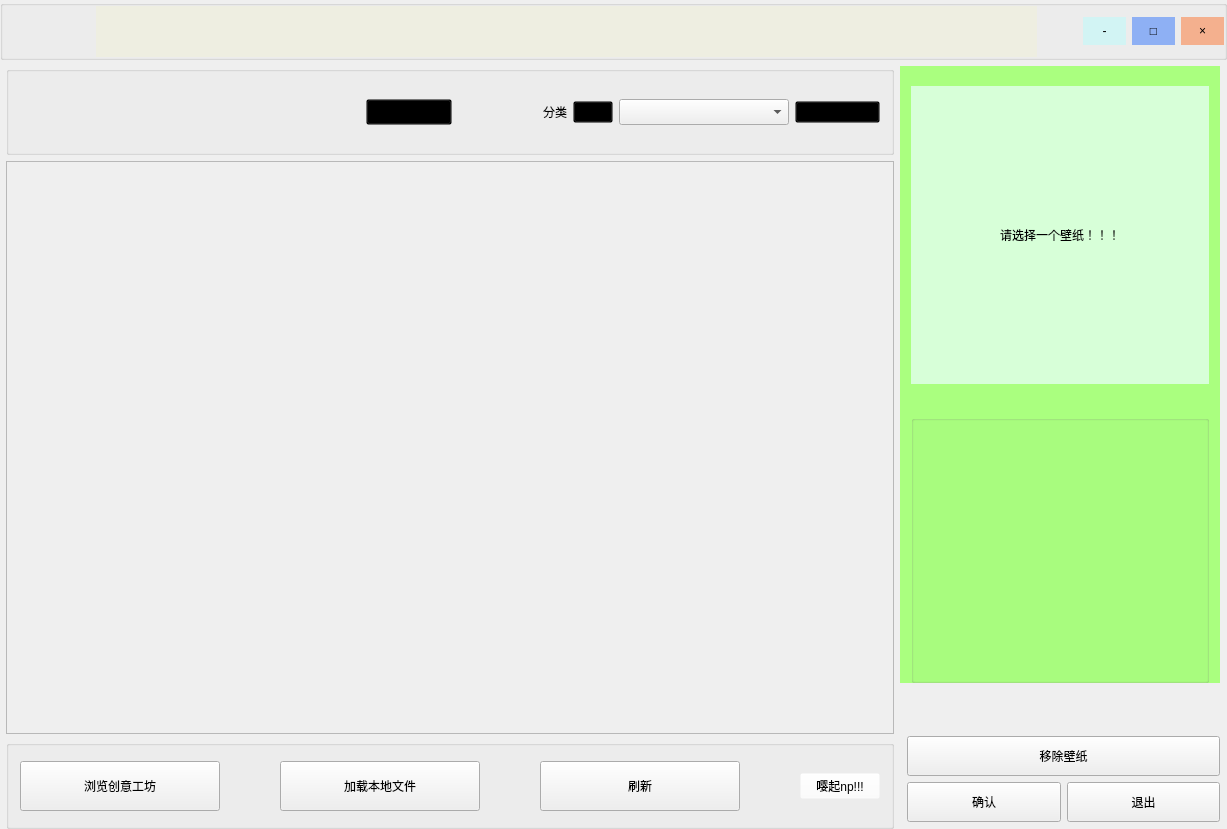
Above: src/Qt-MyRedCar/ui/qtmyredcar.ui from mqxxc/Qt-MyRedCar before the change. Below: the same form after it.
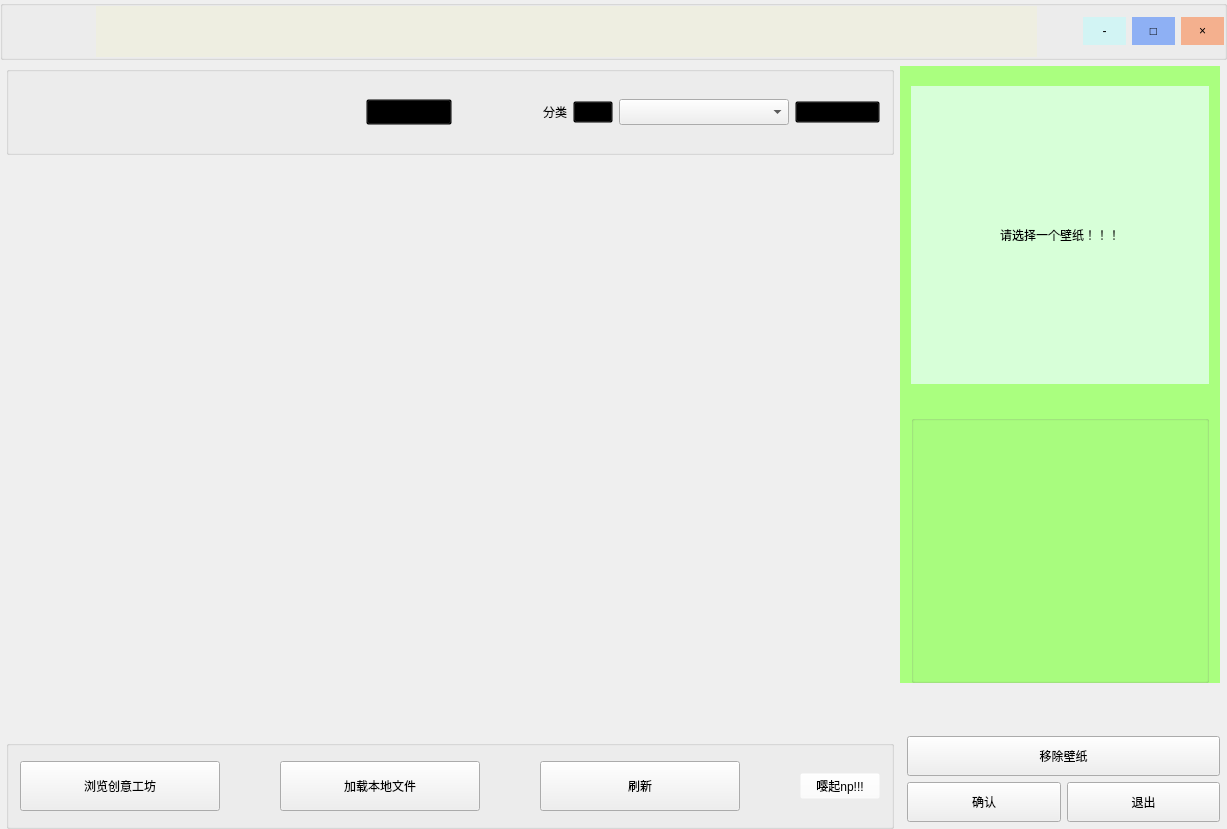
That is the form after the change. Icons and pictures are not drawn. Custom widgets are drawn as their Qt base class.

Diff of the .ui file:
```diff
--- a/src/Qt-MyRedCar/ui/qtmyredcar.ui
+++ b/src/Qt-MyRedCar/ui/qtmyredcar.ui
@@ -203,6 +203,9 @@
         <layout class="QGridLayout" name="middle">
          <item row="0" column="0">
           <widget class="QScrollArea" name="scrollArea">
+           <property name="styleSheet">
+            <string notr="true">border:none</string>
+           </property>
            <property name="verticalScrollBarPolicy">
             <enum>Qt::ScrollBarAsNeeded</enum>
            </property>
@@ -217,10 +220,13 @@
              <rect>
               <x>0</x>
               <y>0</y>
-              <width>877</width>
-              <height>562</height>
+              <width>879</width>
+              <height>564</height>
              </rect>
             </property>
+            <property name="styleSheet">
+             <string notr="true">border:none</string>
+            </property>
            </widget>
           </widget>
          </item>
```
Left out of the diff: 12 changed lines with no effect on the pictures.
